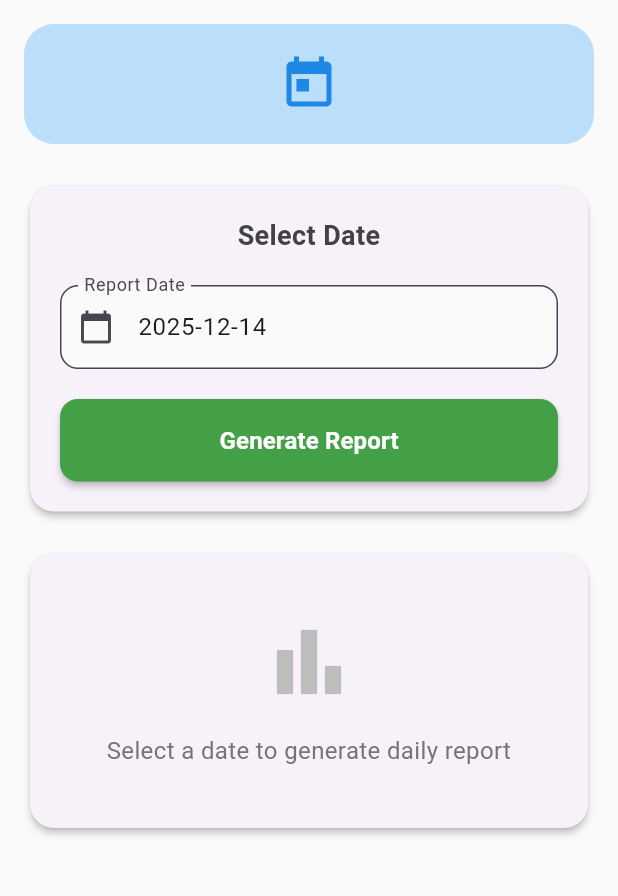
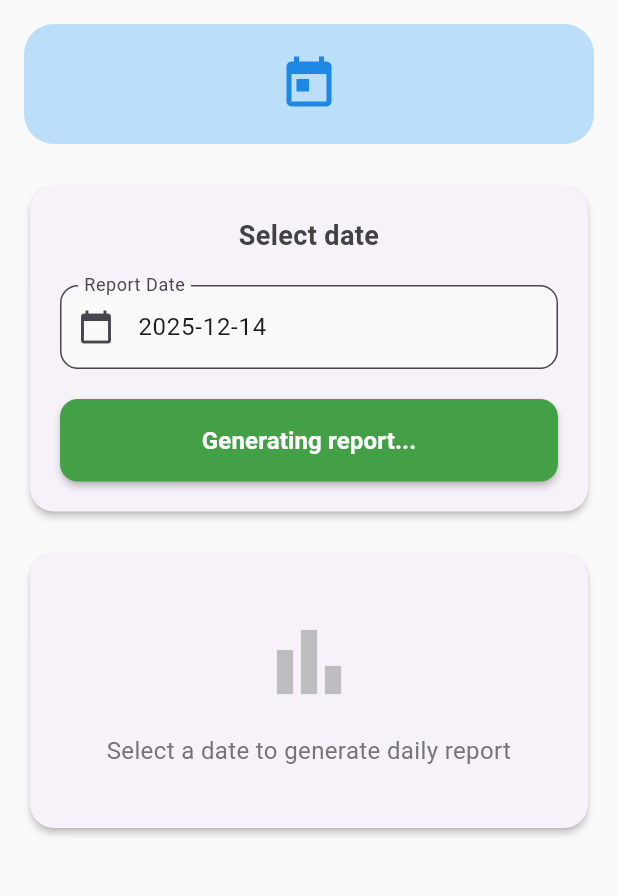
Before and after one commit to T4z4r/agrovets, a Flutter app: the DailyReportScreen screen opened directly, on a phone screen of 412 x 824 dp, the part 84-980 px from its top. Run offline on Flutter 3.47's test engine with Material 3 defaults, Android fonts, the phone set to English and light mode, and no system bars; our stand-ins replace flutter_spinkit, shared_preferences; missing offline and left inert: syncfusion_flutter_pdfviewer; accounts and stored records are empty.

Commit message:
fix: daily report language

```diff
--- a/lib/l10n/app_en.arb
+++ b/lib/l10n/app_en.arb
@@ -129,6 +129,7 @@
   "endDate": "End Date",
   "selectEndDate": "Select end date",
   "dailyReport": "Daily Report",
+  "dailySummary": "Daily Summary",
   "generatingDailyReport": "Generating daily report...",
   "failedLoadDailyReport": "Failed to load daily report",
   "reportDate": "Report Date",
--- a/lib/l10n/app_sw.arb
+++ b/lib/l10n/app_sw.arb
@@ -129,6 +129,7 @@
   "endDate": "Tarehe ya Mwisho",
   "selectEndDate": "Chagua tarehe ya mwisho",
   "dailyReport": "Ripoti ya Kila Siku",
+  "dailySummary": "Muhtasari wa Kila Siku",
   "generatingDailyReport": "Inazalisha ripoti ya kila siku...",
   "failedLoadDailyReport": "Imeshindikana kupakia ripoti ya kila siku",
   "reportDate": "Tarehe ya Ripoti",
--- a/lib/screens/reports/daily_report_screen.dart
+++ b/lib/screens/reports/daily_report_screen.dart
@@ -6,6 +6,7 @@ import '../../services/api_service.dart';
 import '../../models/report.dart';
 import '../../widgets/app_drawer.dart';
 import '../../utils/number_formatter.dart';
+import '../../l10n/app_localizations.dart';
 
 class DailyReportScreen extends StatefulWidget {
   const DailyReportScreen({super.key});
@@ -28,7 +29,8 @@ class _DailyReportScreenState extends State<DailyReportScreen> {
     } catch (e) {
       ScaffoldMessenger.of(context).showSnackBar(
         SnackBar(
-          content: Text('Failed to load daily report: $e'),
+          content: Text(
+              '${AppLocalizations.of(context)!.failedLoadDailyReport}: $e'),
           backgroundColor: Colors.red,
           duration: const Duration(seconds: 3),
           action: SnackBarAction(
@@ -60,7 +62,7 @@ class _DailyReportScreenState extends State<DailyReportScreen> {
     return Scaffold(
       backgroundColor: Colors.grey[50],
       appBar: AppBar(
-        title: const Text('Daily Report'),
+        title: Text(AppLocalizations.of(context)!.dailyReport),
         backgroundColor: Colors.green[600],
         foregroundColor: Colors.white,
         elevation: 0,
@@ -105,7 +107,7 @@ class _DailyReportScreenState extends State<DailyReportScreen> {
                   crossAxisAlignment: CrossAxisAlignment.stretch,
                   children: [
                     Text(
-                      'Select Date',
+                      AppLocalizations.of(context)!.selectDate,
                       style: TextStyle(
                         fontSize: 18,
                         fontWeight: FontWeight.bold,
@@ -119,8 +121,9 @@ class _DailyReportScreenState extends State<DailyReportScreen> {
                     TextFormField(
                       readOnly: true,
                       decoration: InputDecoration(
-                        labelText: 'Report Date',
-                        hintText: 'Select date for report',
+                        labelText: AppLocalizations.of(context)!.reportDate,
+                        hintText:
+                            AppLocalizations.of(context)!.selectReportDate,
                         prefixIcon: const Icon(Icons.calendar_today),
                         border: OutlineInputBorder(
                           borderRadius: BorderRadius.circular(12),
@@ -153,8 +156,8 @@ class _DailyReportScreenState extends State<DailyReportScreen> {
                               child: SpinKitWaveSpinner(
                                   color: Colors.white, size: 20.0),
                             )
-                          : const Text(
-                              'Generate Report',
+                          : Text(
+                              AppLocalizations.of(context)!.generatingReport,
                               style: TextStyle(
                                 fontSize: 16,
                                 fontWeight: FontWeight.w600,
@@ -180,7 +183,7 @@ class _DailyReportScreenState extends State<DailyReportScreen> {
                     children: [
                       SpinKitWaveSpinner(color: Colors.blue, size: 50.0),
                       const SizedBox(height: 16),
-                      const Text('Generating daily report...'),
+                      Text(AppLocalizations.of(context)!.generatingDailyReport),
                     ],
                   ),
                 ),
@@ -197,7 +200,7 @@ class _DailyReportScreenState extends State<DailyReportScreen> {
                     crossAxisAlignment: CrossAxisAlignment.stretch,
                     children: [
                       Text(
-                        'Daily Summary',
+                        AppLocalizations.of(context)!.dailyReport,
                         style: TextStyle(
                           fontSize: 20,
                           fontWeight: FontWeight.bold,
@@ -233,8 +236,9 @@ class _DailyReportScreenState extends State<DailyReportScreen> {
 
                       // Total Sales
                       _buildMetricCard(
-                        'Total Sales',
-                        NumberFormatter.formatCurrency(_report!.totalSales as num),
+                        AppLocalizations.of(context)!.totalSalesLabel,
+                        NumberFormatter.formatCurrency(
+                            _report!.totalSales as num),
                         Icons.point_of_sale,
                         Colors.green,
                         Colors.green[100]!,
@@ -243,8 +247,9 @@ class _DailyReportScreenState extends State<DailyReportScreen> {
 
                       // Total Expenses
                       _buildMetricCard(
-                        'Total Expenses',
-                        NumberFormatter.formatCurrency(_report!.totalExpenses as num),
+                        AppLocalizations.of(context)!.totalExpensesLabel,
+                        NumberFormatter.formatCurrency(
+                            _report!.totalExpenses as num),
                         Icons.money_off,
                         Colors.red,
                         Colors.red[100]!,
@@ -284,7 +289,9 @@ class _DailyReportScreenState extends State<DailyReportScreen> {
                               ),
                             ),
                             Text(
-                              NumberFormatter.formatCurrency((_report!.totalSales - _report!.totalExpenses).abs() as num),
+                              NumberFormatter.formatCurrency(
+                                  (_report!.totalSales - _report!.totalExpenses)
+                                      .abs() as num),
                               style: const TextStyle(
                                 color: Colors.white,
                                 fontSize: 18,
```
